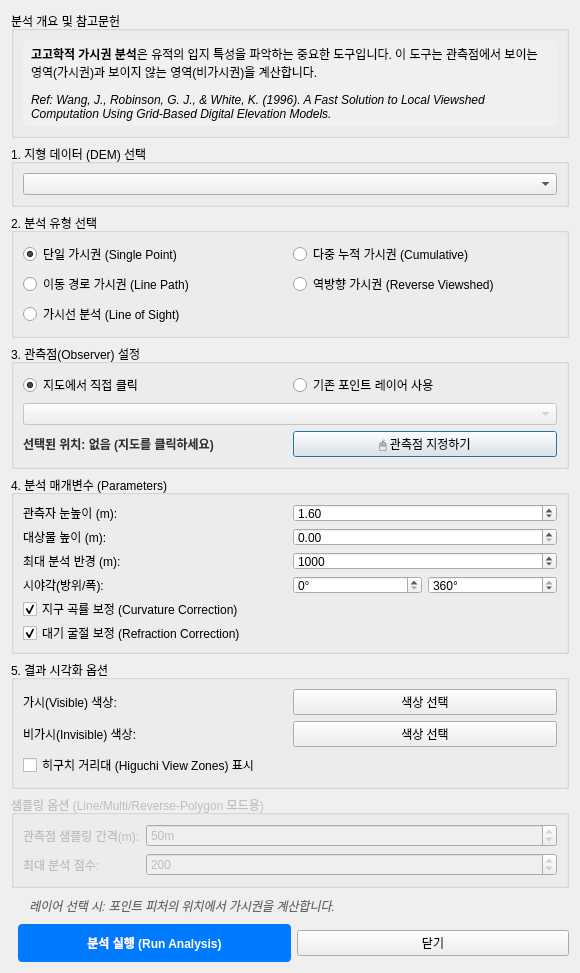
Qt form tools/viewshed_dialog_base.ui (lzpxilfe/ar) before a commit.
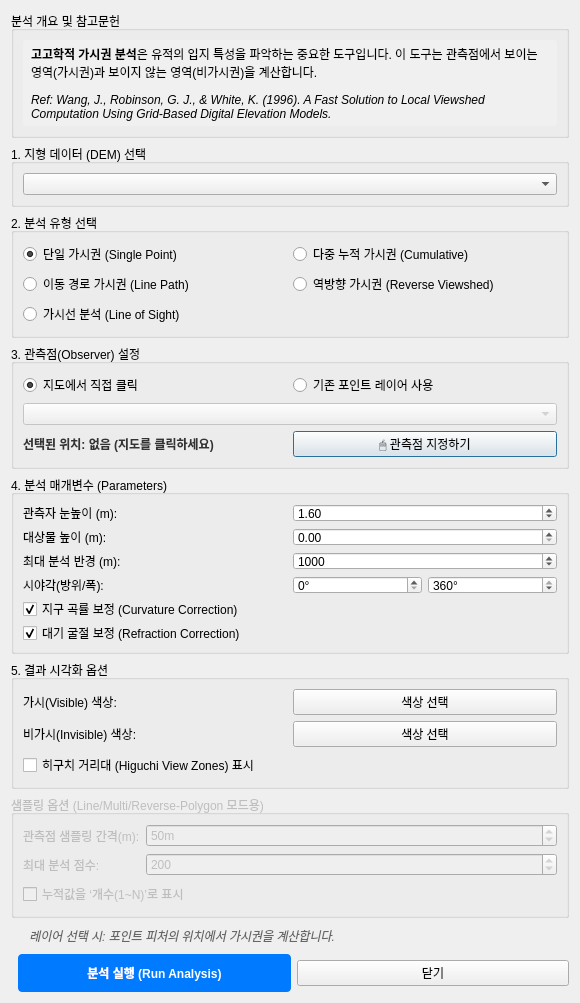
The same form after that commit. Custom widgets are drawn as their Qt base class.

Commit message: Add count-only legend option for cumulative viewshed

What changed in the file:
```diff
--- a/tools/viewshed_dialog_base.ui
+++ b/tools/viewshed_dialog_base.ui
@@ -403,6 +403,22 @@
         </property>
        </widget>
       </item>
+     <item row="2" column="0" colspan="2">
+      <widget class="QCheckBox" name="chkCountOnly">
+       <property name="text">
+        <string>누적값을 ‘개수(1~N)’로 표시</string>
+       </property>
+       <property name="toolTip">
+        <string>체크 시 범례가 V(1,2,3...) 조합 대신 “보이지 않음 / 1개 누적 / 2개 누적 / … / N개 누적” 형태로 표시됩니다.</string>
+       </property>
+       <property name="checked">
+        <bool>false</bool>
+       </property>
+       <property name="visible">
+        <bool>false</bool>
+       </property>
+      </widget>
+     </item>
      </layout>
     </widget>
    </item>
```
Lines whose indentation alone changed are shown as unchanged. The commit also changes 2 other files.
